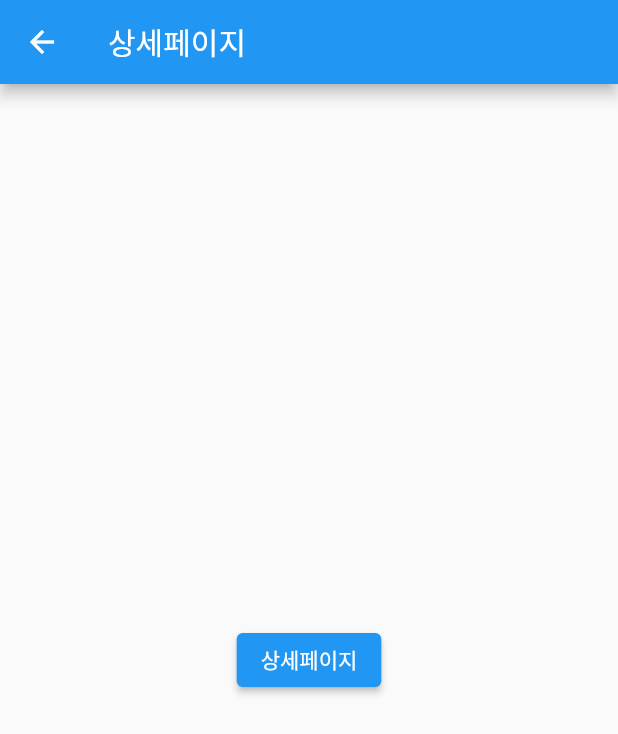
After one commit to Ferrorist/emergency_finder, a Flutter app: the details screen opened by its route, on a phone screen of 412 x 824 dp. The commit adds this screen. Shown: the top 734 px of the screen. Run offline on Flutter 3.47's test engine with Material 2 defaults, Android fonts, the phone set to English and light mode, and no system bars; our stand-ins replace geolocator, permission_handler.

Commit message:
상세 페이지 추가 및 이동 추가(경로 지정)

```diff
--- /dev/null
+++ b/lib/screens/details.dart
@@ -0,0 +1,22 @@
+import 'package:flutter/material.dart';
+import '../services/gps_service.dart';
+
+class details extends StatelessWidget {
+  const details ({Key? key}) : super(key: key);
+
+  @override
+  Widget build(BuildContext context) {
+    return Scaffold(
+      appBar: AppBar(
+        title: Text('상세페이지'),
+      ),
+      body: Center(
+        child: ElevatedButton(
+          onPressed: () {
+          },
+          child: Text('상세페이지'),
+        ),
+      ),
+    );
+  }
+}
```
Also changed, not shown: lib/main.dart (+7 -2 lines), lib/screens/search_detail.dart (+13 -0 lines), lib/widgets/hospital_card.dart (+8 -1 lines), pubspec.lock, 1 other file.
